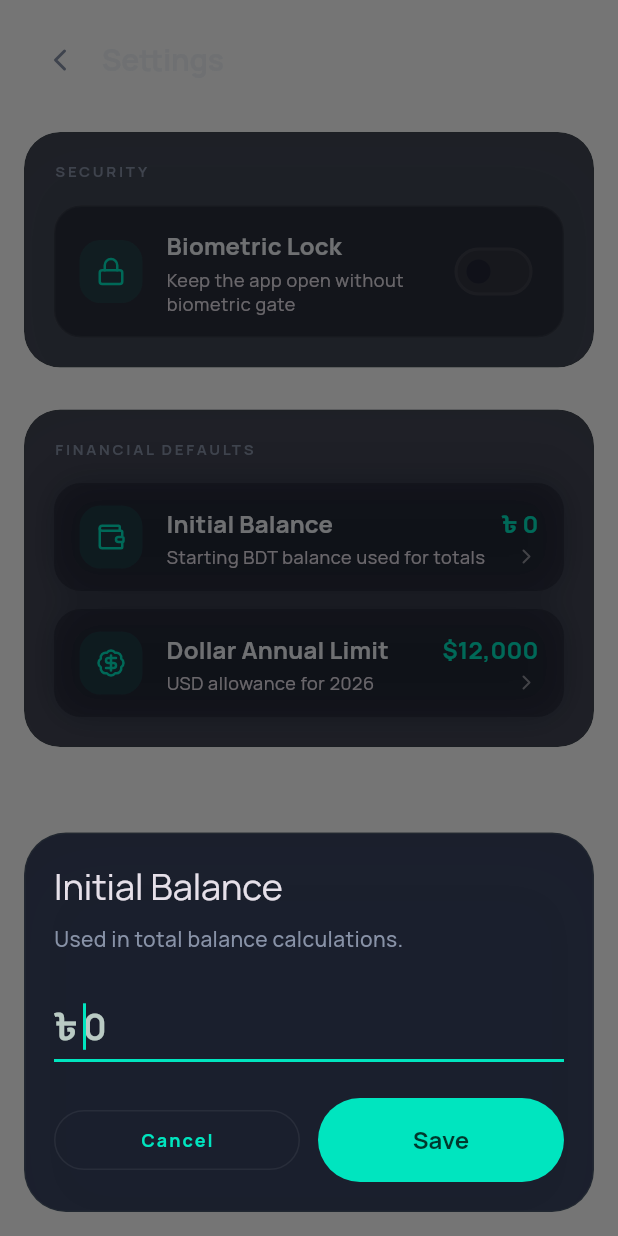
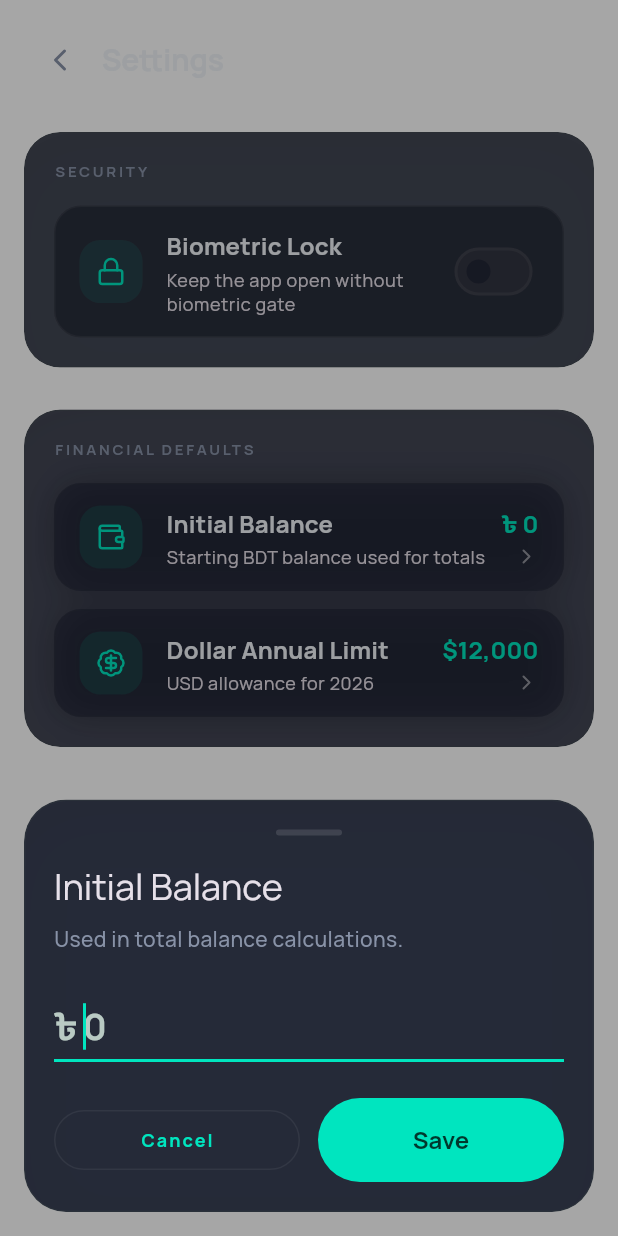
Before and after one commit to Abrar118/spendsplit, a Flutter app: the SettingsScreen screen opened by its route, after a tap on "Initial Balance", on a phone screen of 412 x 824 dp. Run offline on Flutter 3.47's test engine with Material 3 defaults, Android fonts, the phone set to English and light mode, and no system bars; our stand-ins replace drift, fl_chart, flutter_animate, flutter_riverpod, flutter_slidable, go_router and 7 more; accounts and stored records are empty; generated files the repository leaves out were written again.

Commit message:
fix: final polish — shimmer, spring physics, Hero, Colors.black cleanup
- Dollar Tracker skeletons wrapped in ShimmerSkeleton (was static)
- Colors.black replaced with AppColors.background in monthly metric
  card shadow and chip background
- Filter bottom sheet switched to showMaterialModalBottomSheet with
  bounce: true for spring physics
- Settings amount editor switched to showMaterialModalBottomSheet with
  bounce: true and added drag handle capsule
- Balance card wrapped in Hero(tag: 'balance-card') for future
  detail-view transitions

Co-Authored-By: Claude Opus 4.6 (1M context) <noreply@anthropic.com>

```diff
--- a/lib/features/dashboard/widgets/balance_card.dart
+++ b/lib/features/dashboard/widgets/balance_card.dart
@@ -17,7 +17,9 @@ class BalanceCard extends StatelessWidget {
     final theme = Theme.of(context);
     return Column(
       children: [
-        DecoratedBox(
+        Hero(
+          tag: 'balance-card',
+          child: DecoratedBox(
           decoration: AppDecorations.heroCard(radius: 20),
           child: Padding(
             padding: const EdgeInsets.all(22),
@@ -116,6 +118,7 @@ class BalanceCard extends StatelessWidget {
             ),
           ),
         ),
+        ),
         const SizedBox(height: 20),
         Row(
           children: [
--- a/lib/features/monthly/screens/monthly_screen.dart
+++ b/lib/features/monthly/screens/monthly_screen.dart
@@ -441,7 +441,7 @@ class _MonthlyMetricCard extends StatelessWidget {
         borderRadius: BorderRadius.circular(16),
         boxShadow: [
           BoxShadow(
-            color: Colors.black.withValues(alpha: 0.22),
+            color: AppColors.background.withValues(alpha: 0.55),
             blurRadius: 24,
             offset: const Offset(0, 16),
           ),
@@ -471,7 +471,7 @@ class _MonthlyMetricCard extends StatelessWidget {
             Container(
               padding: const EdgeInsets.symmetric(horizontal: 10, vertical: 6),
               decoration: BoxDecoration(
-                color: Colors.black.withValues(alpha: 0.18),
+                color: AppColors.background.withValues(alpha: 0.45),
                 borderRadius: BorderRadius.circular(999),
                 border: Border.all(color: Colors.white.withValues(alpha: 0.08)),
               ),
--- a/lib/features/settings/screens/settings_screen.dart
+++ b/lib/features/settings/screens/settings_screen.dart
@@ -3,6 +3,7 @@ import 'package:flutter/services.dart';
 import 'package:flutter_riverpod/flutter_riverpod.dart';
 import 'package:go_router/go_router.dart';
 import 'package:lucide_icons/lucide_icons.dart';
+import 'package:modal_bottom_sheet/modal_bottom_sheet.dart';
 
 import '../../../core/theme/app_colors.dart';
 import '../../../core/theme/app_spacing.dart';
@@ -197,10 +198,10 @@ class SettingsScreen extends ConsumerWidget {
 
     double? value;
     try {
-      value = await showModalBottomSheet<double>(
+      value = await showMaterialModalBottomSheet<double>(
         context: context,
         backgroundColor: Colors.transparent,
-        isScrollControlled: true,
+        bounce: true,
         builder: (context) {
           final theme = Theme.of(context);
           String? errorText;
@@ -221,6 +222,17 @@ class SettingsScreen extends ConsumerWidget {
                     mainAxisSize: MainAxisSize.min,
                     crossAxisAlignment: CrossAxisAlignment.start,
                     children: [
+                      Align(
+                        child: Container(
+                          width: 44,
+                          height: 4,
+                          margin: const EdgeInsets.only(bottom: 18),
+                          decoration: BoxDecoration(
+                            color: Colors.white.withValues(alpha: 0.12),
+                            borderRadius: BorderRadius.circular(999),
+                          ),
+                        ),
+                      ),
                       Text(title, style: theme.textTheme.headlineSmall),
                       const SizedBox(height: AppSpacing.xs),
                       Text(helperText, style: theme.textTheme.bodyMedium),
--- a/lib/features/transactions/widgets/filter_bottom_sheet.dart
+++ b/lib/features/transactions/widgets/filter_bottom_sheet.dart
@@ -1,6 +1,7 @@
 import 'package:flutter/material.dart';
 import 'package:intl/intl.dart';
 import 'package:lucide_icons/lucide_icons.dart';
+import 'package:modal_bottom_sheet/modal_bottom_sheet.dart';
 
 import '../../../core/constants/enums.dart';
 import '../../../core/theme/app_colors.dart';
@@ -47,10 +48,10 @@ Future<TransactionAdvancedFilters?> showTransactionFilterBottomSheet(
   required TransactionAdvancedFilters initialFilters,
   required List<CategoriesTableData> categories,
 }) {
-  return showModalBottomSheet<TransactionAdvancedFilters>(
+  return showMaterialModalBottomSheet<TransactionAdvancedFilters>(
     context: context,
-    isScrollControlled: true,
     backgroundColor: Colors.transparent,
+    bounce: true,
     builder: (context) => _FilterBottomSheet(
       initialFilters: initialFilters,
       categories: categories,
```
Also changed, not shown: lib/app.dart (+8 -1 lines), lib/features/dollar_tracker/screens/dollar_tracker_screen.dart (+13 -12 lines).
